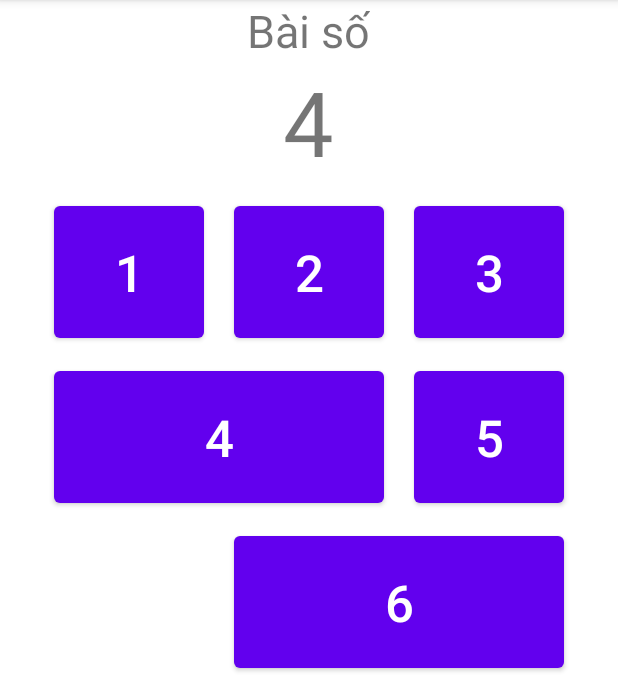
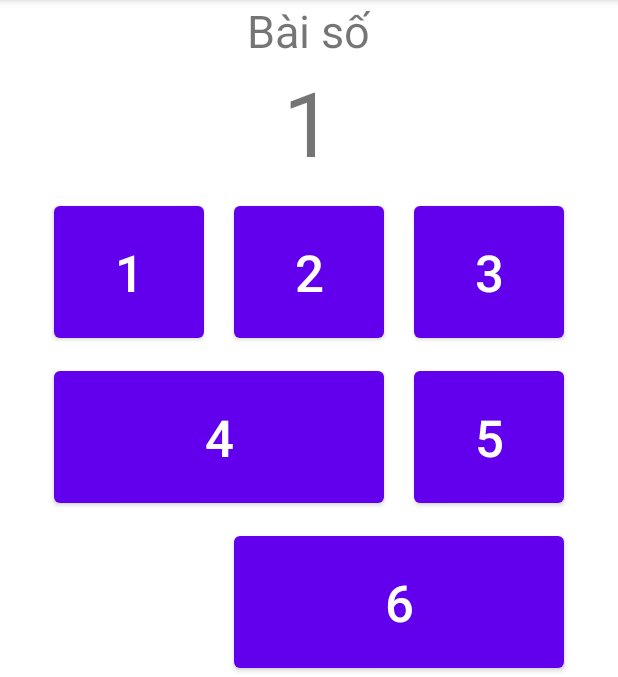
Before and after one commit to Cuong0302/MediaAppMusic, an Android app: the ChonBaiHat screen opened directly, with no data from a screen before it, on a phone screen of 412 x 824 dp, the part 84-761 px from its top. Run offline under Robolectric (Android 15) with nearby library versions, the light colour scheme and no system bars.

Commit message:
Update activity_chon_bai_hat.xml

```diff
--- a/app/src/main/res/layout/activity_chon_bai_hat.xml
+++ b/app/src/main/res/layout/activity_chon_bai_hat.xml
@@ -21,7 +21,7 @@
         android:layout_height="wrap_content"
         android:layout_below="@+id/tvBai"
         android:layout_centerInParent="true"
-        android:text="4"
+        android:text="1"
         android:textSize="60dp" />
 
 
```
